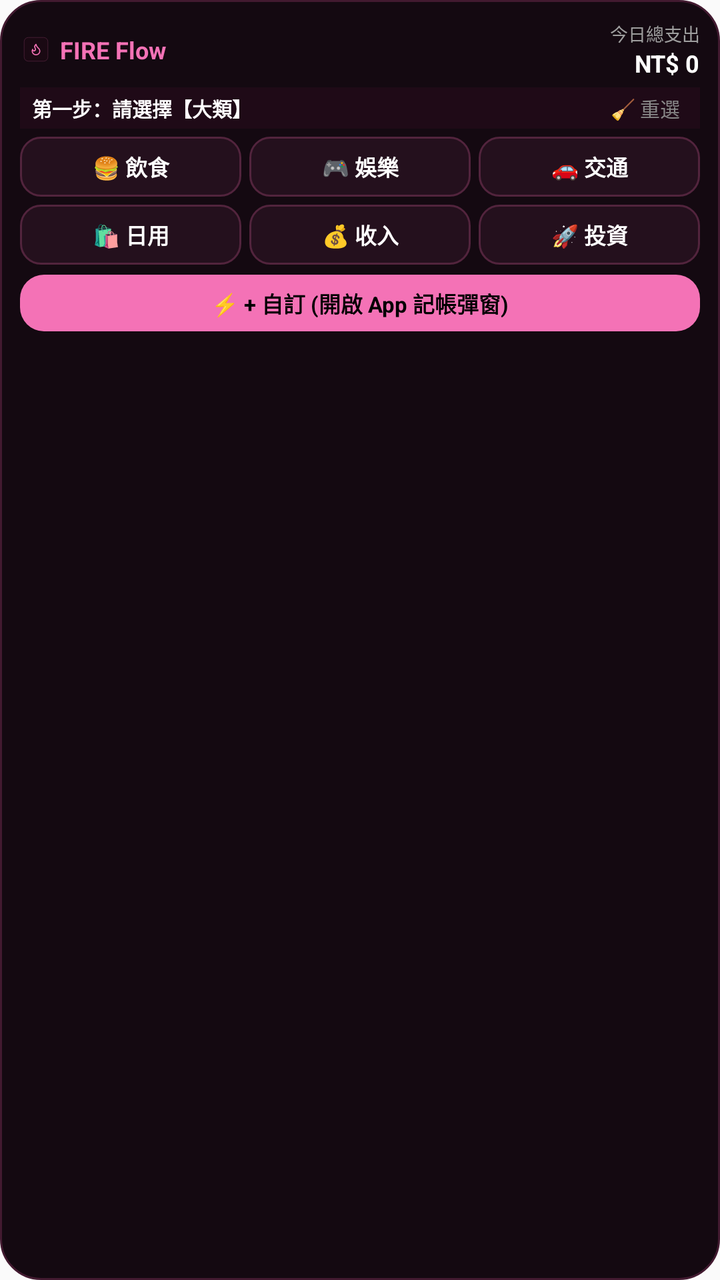
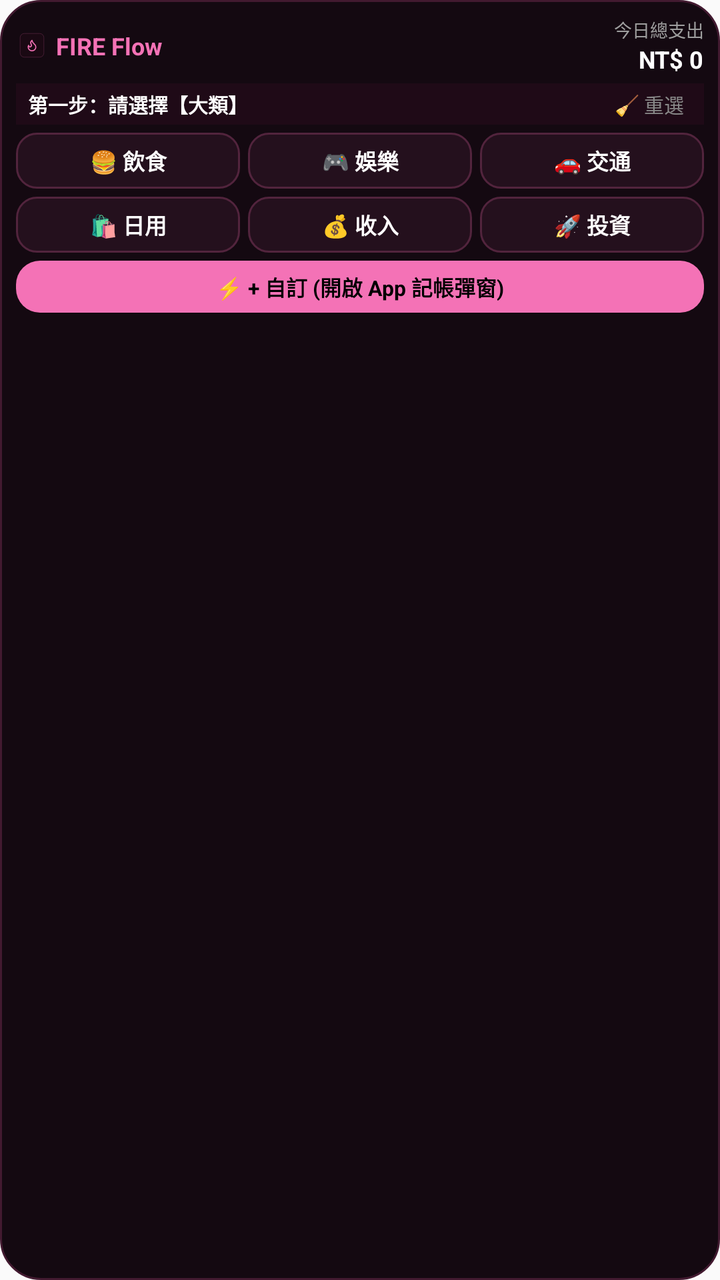

The first picture is an Android layout as it rendered before a commit; the second is the same layout after the commit. The layout source and the unified diff follow.
<!-- AndroidManifest.xml: application theme AppTheme -->
<!-- res/layout/widget_quick_log.xml -->
<?xml version="1.0" encoding="utf-8"?>
<LinearLayout xmlns:android="http://schemas.android.com/apk/res/android"
    android:id="@+id/widget_root"
    android:layout_width="match_parent"
    android:layout_height="match_parent"
    android:orientation="vertical"
    android:padding="10dp"
    android:background="@drawable/widget_bg_dark"
    android:gravity="center_horizontal">

    
    <LinearLayout
        android:layout_width="match_parent"
        android:layout_height="wrap_content"
        android:orientation="horizontal"
        android:gravity="center_vertical"
        android:paddingBottom="4dp">

        <ImageView
            android:layout_width="16dp"
            android:layout_height="16dp"
            android:src="@drawable/ic_sakura_flame" />

        <TextView
            android:layout_width="0dp"
            android:layout_height="wrap_content"
            android:layout_weight="1"
            android:layout_marginStart="4dp"
            android:text="FIRE Flow"
            android:textColor="#f472b6"
            android:textSize="12sp"
            android:textStyle="bold" />

        
        <LinearLayout
            android:layout_width="wrap_content"
            android:layout_height="wrap_content"
            android:orientation="vertical"
            android:gravity="end">

            <TextView
                android:layout_width="wrap_content"
                android:layout_height="wrap_content"
                android:text="今日總支出"
                android:textColor="#9e9e9e"
                android:textSize="9sp" />

            <TextView
                android:id="@+id/txt_today_expense"
                android:layout_width="wrap_content"
                android:layout_height="wrap_content"
                android:text="NT$ 0"
                android:textColor="#ffffff"
                android:textSize="12sp"
                android:textStyle="bold" />
        </LinearLayout>
    </LinearLayout>

    
    <LinearLayout
        android:layout_width="match_parent"
        android:layout_height="wrap_content"
        android:orientation="horizontal"
        android:gravity="center_vertical"
        android:paddingVertical="3dp"
        android:paddingHorizontal="6dp"
        android:background="#1f0a17">

        <TextView
            android:id="@+id/btn_prev_step"
            android:layout_width="wrap_content"
            android:layout_height="wrap_content"
            android:text="◀ 上一步"
            android:textColor="#f472b6"
            android:textSize="10sp"
            android:textStyle="bold"
            android:paddingEnd="6dp"
            android:visibility="gone" />

        <TextView
            android:id="@+id/txt_step_hint"
            android:layout_width="0dp"
            android:layout_height="wrap_content"
            android:layout_weight="1"
            android:text="第一步：請選擇【大類】"
            android:textColor="#ffffff"
            android:textSize="10sp"
            android:textStyle="bold" />

        <TextView
            android:id="@+id/btn_reset_step"
            android:layout_width="wrap_content"
            android:layout_height="wrap_content"
            android:text="🧹 重選"
            android:textColor="#888888"
            android:textSize="10sp"
            android:paddingHorizontal="4dp" />
    </LinearLayout>

    
    <LinearLayout
        android:id="@+id/layout_step_main"
        android:layout_width="match_parent"
        android:layout_height="wrap_content"
        android:orientation="vertical"
        android:visibility="visible">

        <LinearLayout
            android:layout_width="match_parent"
            android:layout_height="wrap_content"
            android:orientation="horizontal"
            android:layout_marginTop="4dp">

            <TextView
                android:id="@+id/btn_cat_food"
                android:layout_width="0dp"
                android:layout_height="wrap_content"
                android:layout_weight="1"
                android:layout_marginEnd="2dp"
                android:background="@drawable/widget_item_bg"
                android:gravity="center"
                android:paddingVertical="7dp"
                android:text="🍔 飲食"
                android:textColor="#ffffff"
                android:textSize="11sp"
                android:textStyle="bold" />

            <TextView
                android:id="@+id/btn_cat_ent"
                android:layout_width="0dp"
                android:layout_height="wrap_content"
                android:layout_weight="1"
                android:layout_marginStart="2dp"
                android:layout_marginEnd="2dp"
                android:background="@drawable/widget_item_bg"
                android:gravity="center"
                android:paddingVertical="7dp"
                android:text="🎮 娛樂"
                android:textColor="#ffffff"
                android:textSize="11sp"
                android:textStyle="bold" />

            <TextView
                android:id="@+id/btn_cat_trans"
                android:layout_width="0dp"
                android:layout_height="wrap_content"
                android:layout_weight="1"
                android:layout_marginStart="2dp"
                android:background="@drawable/widget_item_bg"
                android:gravity="center"
                android:paddingVertical="7dp"
                android:text="🚗 交通"
                android:textColor="#ffffff"
                android:textSize="11sp"
                android:textStyle="bold" />
        </LinearLayout>

        <LinearLayout
            android:layout_width="match_parent"
            android:layout_height="wrap_content"
            android:orientation="horizontal"
            android:layout_marginTop="4dp">

            <TextView
                android:id="@+id/btn_cat_daily"
                android:layout_width="0dp"
                android:layout_height="wrap_content"
                android:layout_weight="1"
                android:layout_marginEnd="2dp"
                android:background="@drawable/widget_item_bg"
                android:gravity="center"
                android:paddingVertical="7dp"
                android:text="🛍️ 日用"
                android:textColor="#ffffff"
                android:textSize="11sp"
                android:textStyle="bold" />

            <TextView
                android:id="@+id/btn_cat_inc"
                android:layout_width="0dp"
                android:layout_height="wrap_content"
                android:layout_weight="1"
                android:layout_marginStart="2dp"
                android:layout_marginEnd="2dp"
                android:background="@drawable/widget_item_bg"
                android:gravity="center"
                android:paddingVertical="7dp"
                android:text="💰 收入"
                android:textColor="#ffffff"
                android:textSize="11sp"
                android:textStyle="bold" />

            <TextView
                android:id="@+id/btn_cat_inv"
                android:layout_width="0dp"
                android:layout_height="wrap_content"
                android:layout_weight="1"
                android:layout_marginStart="2dp"
                android:background="@drawable/widget_item_bg"
                android:gravity="center"
                android:paddingVertical="7dp"
                android:text="🚀 投資"
                android:textColor="#ffffff"
                android:textSize="11sp"
                android:textStyle="bold" />
        </LinearLayout>
    </LinearLayout>

    
    <LinearLayout
        android:id="@+id/layout_step_sub"
        android:layout_width="match_parent"
        android:layout_height="wrap_content"
        android:orientation="vertical"
        android:visibility="gone">

        <LinearLayout
            android:layout_width="match_parent"
            android:layout_height="wrap_content"
            android:orientation="horizontal"
            android:layout_marginTop="4dp">

            <TextView
                android:id="@+id/btn_sub_1"
                android:layout_width="0dp"
                android:layout_height="wrap_content"
                android:layout_weight="1"
                android:layout_marginEnd="2dp"
                android:background="@drawable/widget_item_bg"
                android:gravity="center"
                android:paddingVertical="7dp"
                android:text="早餐"
                android:textColor="#ffffff"
                android:textSize="11sp"
                android:textStyle="bold" />

            <TextView
                android:id="@+id/btn_sub_2"
                android:layout_width="0dp"
                android:layout_height="wrap_content"
                android:layout_weight="1"
                android:layout_marginStart="2dp"
                android:layout_marginEnd="2dp"
                android:background="@drawable/widget_item_bg"
                android:gravity="center"
                android:paddingVertical="7dp"
                android:text="午餐"
                android:textColor="#ffffff"
                android:textSize="11sp"
                android:textStyle="bold" />

            <TextView
                android:id="@+id/btn_sub_3"
                android:layout_width="0dp"
                android:layout_height="wrap_content"
                android:layout_weight="1"
                android:layout_marginStart="2dp"
                android:background="@drawable/widget_item_bg"
                android:gravity="center"
                android:paddingVertical="7dp"
                android:text="晚餐"
                android:textColor="#ffffff"
                android:textSize="11sp"
                android:textStyle="bold" />
        </LinearLayout>

        <LinearLayout
            android:layout_width="match_parent"
            android:layout_height="wrap_content"
            android:orientation="horizontal"
            android:layout_marginTop="4dp">

            <TextView
                android:id="@+id/btn_sub_4"
                android:layout_width="0dp"
                android:layout_height="wrap_content"
                android:layout_weight="1"
                android:layout_marginEnd="2dp"
                android:background="@drawable/widget_item_bg"
                android:gravity="center"
                android:paddingVertical="7dp"
                android:text="宵夜"
                android:textColor="#ffffff"
                android:textSize="11sp"
                android:textStyle="bold" />

            <TextView
                android:id="@+id/btn_sub_5"
                android:layout_width="0dp"
                android:layout_height="wrap_content"
                android:layout_weight="1"
                android:layout_marginStart="2dp"
                android:layout_marginEnd="2dp"
                android:background="@drawable/widget_item_bg"
                android:gravity="center"
                android:paddingVertical="7dp"
                android:text="飲料"
                android:textColor="#ffffff"
                android:textSize="11sp"
                android:textStyle="bold" />

            <TextView
                android:id="@+id/btn_sub_6"
                android:layout_width="0dp"
                android:layout_height="wrap_content"
                android:layout_weight="1"
                android:layout_marginStart="2dp"
                android:background="@drawable/widget_item_bg"
                android:gravity="center"
                android:paddingVertical="7dp"
                android:text="生鮮"
                android:textColor="#ffffff"
                android:textSize="11sp"
                android:textStyle="bold" />
        </LinearLayout>
    </LinearLayout>

    
    <LinearLayout
        android:id="@+id/layout_step_amount"
        android:layout_width="match_parent"
        android:layout_height="wrap_content"
        android:orientation="vertical"
        android:visibility="gone">

        
        <LinearLayout
            android:layout_width="match_parent"
            android:layout_height="wrap_content"
            android:orientation="horizontal"
            android:gravity="center"
            android:paddingVertical="4dp"
            android:background="#240a1b"
            android:layout_marginTop="2dp">

            <TextView
                android:layout_width="wrap_content"
                android:layout_height="wrap_content"
                android:text="輸入金額: NT$ "
                android:textColor="#f472b6"
                android:textSize="12sp"
                android:textStyle="bold" />

            <TextView
                android:id="@+id/txt_entered_amount"
                android:layout_width="wrap_content"
                android:layout_height="wrap_content"
                android:text="0"
                android:textColor="#ffffff"
                android:textSize="15sp"
                android:textStyle="bold" />
        </LinearLayout>

        
        <LinearLayout
            android:layout_width="match_parent"
            android:layout_height="wrap_content"
            android:orientation="horizontal"
            android:layout_marginTop="3dp">

            <TextView
                android:id="@+id/key_1"
                android:layout_width="0dp"
                android:layout_height="wrap_content"
                android:layout_weight="1"
                android:layout_marginEnd="2dp"
                android:background="@drawable/widget_item_bg"
                android:gravity="center"
                android:paddingVertical="5dp"
                android:text="1"
                android:textColor="#ffffff"
                android:textSize="12sp"
                android:textStyle="bold" />

            <TextView
                android:id="@+id/key_2"
                android:layout_width="0dp"
                android:layout_height="wrap_content"
                android:layout_weight="1"
                android:layout_marginStart="2dp"
                android:layout_marginEnd="2dp"
                android:background="@drawable/widget_item_bg"
                android:gravity="center"
                android:paddingVertical="5dp"
                android:text="2"
                android:textColor="#ffffff"
                android:textSize="12sp"
                android:textStyle="bold" />

            <TextView
                android:id="@+id/key_3"
                android:layout_width="0dp"
                android:layout_height="wrap_content"
                android:layout_weight="1"
                android:layout_marginStart="2dp"
                android:layout_marginEnd="2dp"
                android:background="@drawable/widget_item_bg"
                android:gravity="center"
                android:paddingVertical="5dp"
                android:text="3"
                android:textColor="#ffffff"
                android:textSize="12sp"
                android:textStyle="bold" />

            <TextView
                android:id="@+id/key_plus100"
                android:layout_width="0dp"
                android:layout_height="wrap_content"
                android:layout_weight="1"
                android:layout_marginStart="2dp"
                android:background="@drawable/widget_item_bg"
                android:gravity="center"
                android:paddingVertical="5dp"
                android:text="+100"
                android:textColor="#f472b6"
                android:textSize="11sp"
                android:textStyle="bold" />
        </LinearLayout>

        
        <LinearLayout
            android:layout_width="match_parent"
            android:layout_height="wrap_content"
            android:orientation="horizontal"
            android:layout_marginTop="3dp">

            <TextView
                android:id="@+id/key_4"
                android:layout_width="0dp"
                android:layout_height="wrap_content"
                android:layout_weight="1"
                android:layout_marginEnd="2dp"
                android:background="@drawable/widget_item_bg"
                android:gravity="center"
                android:paddingVertical="5dp"
                android:text="4"
                android:textColor="#ffffff"
                android:textSize="12sp"
                android:textStyle="bold" />

            <TextView
                android:id="@+id/key_5"
                android:layout_width="0dp"
                android:layout_height="wrap_content"
                android:layout_weight="1"
                android:layout_marginStart="2dp"
                android:layout_marginEnd="2dp"
                android:background="@drawable/widget_item_bg"
                android:gravity="center"
                android:paddingVertical="5dp"
                android:text="5"
                android:textColor="#ffffff"
                android:textSize="12sp"
                android:textStyle="bold" />

            <TextView
                android:id="@+id/key_6"
                android:layout_width="0dp"
                android:layout_height="wrap_content"
                android:layout_weight="1"
                android:layout_marginStart="2dp"
                android:layout_marginEnd="2dp"
                android:background="@drawable/widget_item_bg"
                android:gravity="center"
                android:paddingVertical="5dp"
                android:text="6"
                android:textColor="#ffffff"
                android:textSize="12sp"
                android:textStyle="bold" />

            <TextView
                android:id="@+id/key_plus500"
                android:layout_width="0dp"
                android:layout_height="wrap_content"
                android:layout_weight="1"
                android:layout_marginStart="2dp"
                android:background="@drawable/widget_item_bg"
                android:gravity="center"
                android:paddingVertical="5dp"
                android:text="+500"
                android:textColor="#f472b6"
                android:textSize="11sp"
                android:textStyle="bold" />
        </LinearLayout>

        
        <LinearLayout
            android:layout_width="match_parent"
            android:layout_height="wrap_content"
            android:orientation="horizontal"
            android:layout_marginTop="3dp">

            <TextView
                android:id="@+id/key_7"
                android:layout_width="0dp"
                android:layout_height="wrap_content"
                android:layout_weight="1"
                android:layout_marginEnd="2dp"
                android:background="@drawable/widget_item_bg"
                android:gravity="center"
                android:paddingVertical="5dp"
                android:text="7"
                android:textColor="#ffffff"
                android:textSize="12sp"
                android:textStyle="bold" />

            <TextView
                android:id="@+id/key_8"
                android:layout_width="0dp"
                android:layout_height="wrap_content"
                android:layout_weight="1"
                android:layout_marginStart="2dp"
                android:layout_marginEnd="2dp"
                android:background="@drawable/widget_item_bg"
                android:gravity="center"
                android:paddingVertical="5dp"
                android:text="8"
                android:textColor="#ffffff"
                android:textSize="12sp"
                android:textStyle="bold" />

            <TextView
                android:id="@+id/key_9"
                android:layout_width="0dp"
                android:layout_height="wrap_content"
                android:layout_weight="1"
                android:layout_marginStart="2dp"
                android:layout_marginEnd="2dp"
                android:background="@drawable/widget_item_bg"
                android:gravity="center"
                android:paddingVertical="5dp"
                android:text="9"
                android:textColor="#ffffff"
                android:textSize="12sp"
                android:textStyle="bold" />

            <TextView
                android:id="@+id/key_del"
                android:layout_width="0dp"
                android:layout_height="wrap_content"
                android:layout_weight="1"
                android:layout_marginStart="2dp"
                android:background="@drawable/widget_item_bg"
                android:gravity="center"
                android:paddingVertical="5dp"
                android:text="⌫ 刪除"
                android:textColor="#ff8888"
                android:textSize="11sp"
                android:textStyle="bold" />
        </LinearLayout>

        
        <LinearLayout
            android:layout_width="match_parent"
            android:layout_height="wrap_content"
            android:orientation="horizontal"
            android:layout_marginTop="3dp">

            <TextView
                android:id="@+id/key_clear"
                android:layout_width="0dp"
                android:layout_height="wrap_content"
                android:layout_weight="1"
                android:layout_marginEnd="2dp"
                android:background="@drawable/widget_item_bg"
                android:gravity="center"
                android:paddingVertical="5dp"
                android:text="C 清空"
                android:textColor="#ffaa66"
                android:textSize="11sp"
                android:textStyle="bold" />

            <TextView
                android:id="@+id/key_0"
                android:layout_width="0dp"
                android:layout_height="wrap_content"
                android:layout_weight="1"
                android:layout_marginStart="2dp"
                android:layout_marginEnd="2dp"
                android:background="@drawable/widget_item_bg"
                android:gravity="center"
                android:paddingVertical="5dp"
                android:text="0"
                android:textColor="#ffffff"
                android:textSize="12sp"
                android:textStyle="bold" />

            <TextView
                android:id="@+id/key_00"
                android:layout_width="0dp"
                android:layout_height="wrap_content"
                android:layout_weight="1"
                android:layout_marginStart="2dp"
                android:layout_marginEnd="2dp"
                android:background="@drawable/widget_item_bg"
                android:gravity="center"
                android:paddingVertical="5dp"
                android:text="00"
                android:textColor="#ffffff"
                android:textSize="12sp"
                android:textStyle="bold" />

            <TextView
                android:id="@+id/key_confirm"
                android:layout_width="0dp"
                android:layout_height="wrap_content"
                android:layout_weight="1.2"
                android:layout_marginStart="2dp"
                android:background="@drawable/widget_button_sakura"
                android:gravity="center"
                android:paddingVertical="5dp"
                android:text="✅ 確定"
                android:textColor="#000000"
                android:textSize="11sp"
                android:textStyle="bold" />
        </LinearLayout>
    </LinearLayout>

    
    <TextView
        android:id="@+id/btn_launch_app_modal"
        android:layout_width="match_parent"
        android:layout_height="wrap_content"
        android:layout_marginTop="5dp"
        android:background="@drawable/widget_button_sakura"
        android:gravity="center"
        android:paddingVertical="6dp"
        android:text="⚡ + 自訂 (開啟 App 記帳彈窗)"
        android:textColor="#000000"
        android:textSize="11sp"
        android:textStyle="bold" />
</LinearLayout>
<!-- resources referenced by this layout -->
<resources>
  <!-- drawable ic_sakura_flame (drawable) -->
  <?xml version="1.0" encoding="utf-8"?>
  <vector xmlns:android="http://schemas.android.com/apk/res/android"
      android:width="108dp"
      android:height="108dp"
      android:viewportWidth="108"
      android:viewportHeight="108">
  
      
      <path
          android:pathData="M 28,14 L 80,14 A 14,14 0 0 1 94,28 L 94,80 A 14,14 0 0 1 80,94 L 28,94 A 14,14 0 0 1 14,80 L 14,28 A 14,14 0 0 1 28,14 Z"
          android:fillColor="#1a0913"
          android:strokeColor="#52243d"
          android:strokeWidth="1.8"/>
  
      
      <group
          android:scaleX="1.85"
          android:scaleY="1.85"
          android:pivotX="12"
          android:pivotY="12"
          android:translateX="42"
          android:translateY="42">
          <path
              android:pathData="M8.5,14.5A2.5,2.5 0,0 0,11,12c0,-1.38 -0.5,-2 -1,-3 -1.072,-2.143 -0.224,-4.054 2,-6 0.5,2.5 2,4.9 4,6.5 2,1.6 3,3.5 3,5.5a7,7 0,1 1,-14,0c0,-1.153 0.433,-2.294 1,-3a2.5,2.5 0,0 0,2.5,3z"
              android:fillColor="#00000000"
              android:strokeColor="#f472b6"
              android:strokeWidth="2.0"
              android:strokeLineCap="round"
              android:strokeLineJoin="round"/>
      </group>
  </vector>
  <!-- drawable widget_bg_dark (drawable) -->
  <?xml version="1.0" encoding="utf-8"?>
  <shape xmlns:android="http://schemas.android.com/apk/res/android"
      android:shape="rectangle">
      <solid android:color="#140911" />
      <corners android:radius="20dp" />
      <stroke
          android:width="1dp"
          android:color="#421a30" />
  </shape>
  <!-- drawable widget_button_sakura (drawable) -->
  <?xml version="1.0" encoding="utf-8"?>
  <shape xmlns:android="http://schemas.android.com/apk/res/android"
      android:shape="rectangle">
      <solid android:color="#f472b6" />
      <corners android:radius="12dp" />
  </shape>
  <!-- drawable widget_item_bg (drawable) -->
  <?xml version="1.0" encoding="utf-8"?>
  <shape xmlns:android="http://schemas.android.com/apk/res/android"
      android:shape="rectangle">
      <solid android:color="#24101d" />
      <corners android:radius="10dp" />
      <stroke
          android:width="1dp"
          android:color="#52243d" />
  </shape>
  <style name="AppTheme" parent="Theme.AppCompat.Light.DarkActionBar">
          
          <item name="colorPrimary">@color/colorPrimary</item>
          <item name="colorPrimaryDark">@color/colorPrimaryDark</item>
          <item name="colorAccent">@color/colorAccent</item>
      </style>
</resources>

<!-- the commit's change to res/layout/widget_quick_log.xml (unified diff, before → after) -->
@@ -4,7 +4,7 @@
     android:layout_width="match_parent"
     android:layout_height="match_parent"
     android:orientation="vertical"
-    android:padding="10dp"
+    android:padding="8dp"
     android:background="@drawable/widget_bg_dark"
     android:gravity="center_horizontal">
 
@@ -112,43 +112,43 @@
             android:layout_marginTop="4dp">
 
             <TextView
-                android:id="@+id/btn_cat_food"
-                android:layout_width="0dp"
-                android:layout_height="wrap_content"
-                android:layout_weight="1"
-                android:layout_marginEnd="2dp"
-                android:background="@drawable/widget_item_bg"
-                android:gravity="center"
-                android:paddingVertical="7dp"
+                android:id="@+id/btn_cat_1"
+                android:layout_width="0dp"
+                android:layout_height="wrap_content"
+                android:layout_weight="1"
+                android:layout_marginEnd="2dp"
+                android:background="@drawable/widget_item_bg"
+                android:gravity="center"
+                android:paddingVertical="6dp"
                 android:text="🍔 飲食"
                 android:textColor="#ffffff"
                 android:textSize="11sp"
                 android:textStyle="bold" />
 
             <TextView
-                android:id="@+id/btn_cat_ent"
-                android:layout_width="0dp"
-                android:layout_height="wrap_content"
-                android:layout_weight="1"
-                android:layout_marginStart="2dp"
-                android:layout_marginEnd="2dp"
-                android:background="@drawable/widget_item_bg"
-                android:gravity="center"
-                android:paddingVertical="7dp"
+                android:id="@+id/btn_cat_2"
+                android:layout_width="0dp"
+                android:layout_height="wrap_content"
+                android:layout_weight="1"
+                android:layout_marginStart="2dp"
+                android:layout_marginEnd="2dp"
+                android:background="@drawable/widget_item_bg"
+                android:gravity="center"
+                android:paddingVertical="6dp"
                 android:text="🎮 娛樂"
                 android:textColor="#ffffff"
                 android:textSize="11sp"
                 android:textStyle="bold" />
 
             <TextView
-                android:id="@+id/btn_cat_trans"
-                android:layout_width="0dp"
-                android:layout_height="wrap_content"
-                android:layout_weight="1"
-                android:layout_marginStart="2dp"
-                android:background="@drawable/widget_item_bg"
-                android:gravity="center"
-                android:paddingVertical="7dp"
+                android:id="@+id/btn_cat_3"
+                android:layout_width="0dp"
+                android:layout_height="wrap_content"
+                android:layout_weight="1"
+                android:layout_marginStart="2dp"
+                android:background="@drawable/widget_item_bg"
+                android:gravity="center"
+                android:paddingVertical="6dp"
                 android:text="🚗 交通"
                 android:textColor="#ffffff"
                 android:textSize="11sp"
@@ -162,43 +162,43 @@
             android:layout_marginTop="4dp">
 
             <TextView
-                android:id="@+id/btn_cat_daily"
-                android:layout_width="0dp"
-                android:layout_height="wrap_content"
-                android:layout_weight="1"
-                android:layout_marginEnd="2dp"
-                android:background="@drawable/widget_item_bg"
-                android:gravity="center"
-                android:paddingVertical="7dp"
+                android:id="@+id/btn_cat_4"
+                android:layout_width="0dp"
+                android:layout_height="wrap_content"
+                android:layout_weight="1"
+                android:layout_marginEnd="2dp"
+                android:background="@drawable/widget_item_bg"
+                android:gravity="center"
+                android:paddingVertical="6dp"
                 android:text="🛍️ 日用"
                 android:textColor="#ffffff"
                 android:textSize="11sp"
                 android:textStyle="bold" />
 
             <TextView
-                android:id="@+id/btn_cat_inc"
-                android:layout_width="0dp"
-                android:layout_height="wrap_content"
-                android:layout_weight="1"
-                android:layout_marginStart="2dp"
-                android:layout_marginEnd="2dp"
-                android:background="@drawable/widget_item_bg"
-                android:gravity="center"
-                android:paddingVertical="7dp"
+                android:id="@+id/btn_cat_5"
+                android:layout_width="0dp"
+                android:layout_height="wrap_content"
+                android:layout_weight="1"
+                android:layout_marginStart="2dp"
+                android:layout_marginEnd="2dp"
+                android:background="@drawable/widget_item_bg"
+                android:gravity="center"
+                android:paddingVertical="6dp"
                 android:text="💰 收入"
                 android:textColor="#ffffff"
                 android:textSize="11sp"
                 android:textStyle="bold" />
 
             <TextView
-                android:id="@+id/btn_cat_inv"
-                android:layout_width="0dp"
-                android:layout_height="wrap_content"
-                android:layout_weight="1"
-                android:layout_marginStart="2dp"
-                android:background="@drawable/widget_item_bg"
-                android:gravity="center"
-                android:paddingVertical="7dp"
+                android:id="@+id/btn_cat_6"
+                android:layout_width="0dp"
+                android:layout_height="wrap_content"
+                android:layout_weight="1"
+                android:layout_marginStart="2dp"
+                android:background="@drawable/widget_item_bg"
+                android:gravity="center"
+                android:paddingVertical="6dp"
                 android:text="🚀 投資"
                 android:textColor="#ffffff"
                 android:textSize="11sp"
@@ -228,7 +228,7 @@
                 android:layout_marginEnd="2dp"
                 android:background="@drawable/widget_item_bg"
                 android:gravity="center"
-                android:paddingVertical="7dp"
+                android:paddingVertical="6dp"
                 android:text="早餐"
                 android:textColor="#ffffff"
                 android:textSize="11sp"
@@ -243,7 +243,7 @@
                 android:layout_marginEnd="2dp"
                 android:background="@drawable/widget_item_bg"
                 android:gravity="center"
-                android:paddingVertical="7dp"
+                android:paddingVertical="6dp"
                 android:text="午餐"
                 android:textColor="#ffffff"
                 android:textSize="11sp"
@@ -257,7 +257,7 @@
                 android:layout_marginStart="2dp"
                 android:background="@drawable/widget_item_bg"
                 android:gravity="center"
-                android:paddingVertical="7dp"
+                android:paddingVertical="6dp"
                 android:text="晚餐"
                 android:textColor="#ffffff"
                 android:textSize="11sp"
@@ -278,7 +278,7 @@
                 android:layout_marginEnd="2dp"
                 android:background="@drawable/widget_item_bg"
                 android:gravity="center"
-                android:paddingVertical="7dp"
+                android:paddingVertical="6dp"
                 android:text="宵夜"
                 android:textColor="#ffffff"
                 android:textSize="11sp"
@@ -293,7 +293,7 @@
                 android:layout_marginEnd="2dp"
                 android:background="@drawable/widget_item_bg"
                 android:gravity="center"
-                android:paddingVertical="7dp"
+                android:paddingVertical="6dp"
                 android:text="飲料"
                 android:textColor="#ffffff"
                 android:textSize="11sp"
@@ -307,7 +307,7 @@
                 android:layout_marginStart="2dp"
                 android:background="@drawable/widget_item_bg"
                 android:gravity="center"
-                android:paddingVertical="7dp"
+                android:paddingVertical="6dp"
                 android:text="生鮮"
                 android:textColor="#ffffff"
                 android:textSize="11sp"
@@ -329,7 +329,7 @@
             android:layout_height="wrap_content"
             android:orientation="horizontal"
             android:gravity="center"
-            android:paddingVertical="4dp"
+            android:paddingVertical="3dp"
             android:background="#240a1b"
             android:layout_marginTop="2dp">
 
@@ -338,7 +338,7 @@
                 android:layout_height="wrap_content"
                 android:text="輸入金額: NT$ "
                 android:textColor="#f472b6"
-                android:textSize="12sp"
+                android:textSize="11sp"
                 android:textStyle="bold" />
 
             <TextView
@@ -347,7 +347,7 @@
                 android:layout_height="wrap_content"
                 android:text="0"
                 android:textColor="#ffffff"
-                android:textSize="15sp"
+                android:textSize="14sp"
                 android:textStyle="bold" />
         </LinearLayout>
 
@@ -366,10 +366,10 @@
                 android:layout_marginEnd="2dp"
                 android:background="@drawable/widget_item_bg"
                 android:gravity="center"
-                android:paddingVertical="5dp"
+                android:paddingVertical="4.5dp"
                 android:text="1"
                 android:textColor="#ffffff"
-                android:textSize="12sp"
+                android:textSize="11sp"
                 android:textStyle="bold" />
 
             <TextView
@@ -381,10 +381,10 @@
                 android:layout_marginEnd="2dp"
                 android:background="@drawable/widget_item_bg"
                 android:gravity="center"
-                android:paddingVertical="5dp"
+                android:paddingVertical="4.5dp"
                 android:text="2"
                 android:textColor="#ffffff"
-                android:textSize="12sp"
+                android:textSize="11sp"
                 android:textStyle="bold" />
 
             <TextView
@@ -396,10 +396,10 @@
                 android:layout_marginEnd="2dp"
                 android:background="@drawable/widget_item_bg"
                 android:gravity="center"
-                android:paddingVertical="5dp"
+                android:paddingVertical="4.5dp"
                 android:text="3"
                 android:textColor="#ffffff"
-                android:textSize="12sp"
+                android:textSize="11sp"
                 android:textStyle="bold" />
 
             <TextView
@@ -410,10 +410,10 @@
                 android:layout_marginStart="2dp"
                 android:background="@drawable/widget_item_bg"
                 android:gravity="center"
-                android:paddingVertical="5dp"
+                android:paddingVertical="4.5dp"
                 android:text="+100"
                 android:textColor="#f472b6"
-                android:textSize="11sp"
+                android:textSize="10sp"
                 android:textStyle="bold" />
         </LinearLayout>
 
@@ -432,10 +432,10 @@
                 android:layout_marginEnd="2dp"
                 android:background="@drawable/widget_item_bg"
                 android:gravity="center"
-                android:paddingVertical="5dp"
+                android:paddingVertical="4.5dp"
                 android:text="4"
                 android:textColor="#ffffff"
-                android:textSize="12sp"
+                android:textSize="11sp"
                 android:textStyle="bold" />
 
             <TextView
@@ -447,10 +447,10 @@
                 android:layout_marginEnd="2dp"
                 android:background="@drawable/widget_item_bg"
                 android:gravity="center"
-                android:paddingVertical="5dp"
+                android:paddingVertical="4.5dp"
                 android:text="5"
                 android:textColor="#ffffff"
-                android:textSize="12sp"
+                android:textSize="11sp"
                 android:textStyle="bold" />
 
             <TextView
@@ -462,10 +462,10 @@
                 android:layout_marginEnd="2dp"
                 android:background="@drawable/widget_item_bg"
                 android:gravity="center"
-                android:paddingVertical="5dp"
+                android:paddingVertical="4.5dp"
                 android:text="6"
                 android:textColor="#ffffff"
-                android:textSize="12sp"
+                android:textSize="11sp"
                 android:textStyle="bold" />
 
             <TextView
@@ -476,10 +476,10 @@
                 android:layout_marginStart="2dp"
                 android:background="@drawable/widget_item_bg"
                 android:gravity="center"
-                android:paddingVertical="5dp"
+                android:paddingVertical="4.5dp"
                 android:text="+500"
                 android:textColor="#f472b6"
-                android:textSize="11sp"
+                android:textSize="10sp"
                 android:textStyle="bold" />
         </LinearLayout>
 
@@ -498,10 +498,10 @@
                 android:layout_marginEnd="2dp"
                 android:background="@drawable/widget_item_bg"
                 android:gravity="center"
-                android:paddingVertical="5dp"
+                android:paddingVertical="4.5dp"
                 android:text="7"
                 android:textColor="#ffffff"
-                android:textSize="12sp"
+                android:textSize="11sp"
                 android:textStyle="bold" />
 
             <TextView
@@ -513,10 +513,10 @@
                 android:layout_marginEnd="2dp"
                 android:background="@drawable/widget_item_bg"
                 android:gravity="center"
-                android:paddingVertical="5dp"
+                android:paddingVertical="4.5dp"
                 android:text="8"
                 android:textColor="#ffffff"
-                android:textSize="12sp"
+                android:textSize="11sp"
                 android:textStyle="bold" />
 
             <TextView
@@ -528,10 +528,10 @@
                 android:layout_marginEnd="2dp"
                 android:background="@drawable/widget_item_bg"
                 android:gravity="center"
-                android:paddingVertical="5dp"
+                android:paddingVertical="4.5dp"
                 android:text="9"
                 android:textColor="#ffffff"
-                android:textSize="12sp"
+                android:textSize="11sp"
                 android:textStyle="bold" />
 
             <TextView
@@ -542,10 +542,10 @@
                 android:layout_marginStart="2dp"
                 android:background="@drawable/widget_item_bg"
                 android:gravity="center"
-                android:paddingVertical="5dp"
+                android:paddingVertical="4.5dp"
                 android:text="⌫ 刪除"
                 android:textColor="#ff8888"
-                android:textSize="11sp"
+                android:textSize="10sp"
                 android:textStyle="bold" />
         </LinearLayout>
 
@@ -564,10 +564,10 @@
                 android:layout_marginEnd="2dp"
                 android:background="@drawable/widget_item_bg"
                 android:gravity="center"
-                android:paddingVertical="5dp"
+                android:paddingVertical="4.5dp"
                 android:text="C 清空"
                 android:textColor="#ffaa66"
-                android:textSize="11sp"
+                android:textSize="10sp"
                 android:textStyle="bold" />
 
             <TextView
@@ -579,10 +579,10 @@
                 android:layout_marginEnd="2dp"
                 android:background="@drawable/widget_item_bg"
                 android:gravity="center"
-                android:paddingVertical="5dp"
+                android:paddingVertical="4.5dp"
                 android:text="0"
                 android:textColor="#ffffff"
-                android:textSize="12sp"
+                android:textSize="11sp"
                 android:textStyle="bold" />
 
             <TextView
@@ -594,10 +594,10 @@
                 android:layout_marginEnd="2dp"
                 android:background="@drawable/widget_item_bg"
                 android:gravity="center"
-                android:paddingVertical="5dp"
+                android:paddingVertical="4.5dp"
                 android:text="00"
                 android:textColor="#ffffff"
-                android:textSize="12sp"
+                android:textSize="11sp"
                 android:textStyle="bold" />
 
             <TextView
@@ -608,7 +608,7 @@
                 android:layout_marginStart="2dp"
                 android:background="@drawable/widget_button_sakura"
                 android:gravity="center"
-                android:paddingVertical="5dp"
+                android:paddingVertical="4.5dp"
                 android:text="✅ 確定"
                 android:textColor="#000000"
                 android:textSize="11sp"
@@ -621,12 +621,12 @@
         android:id="@+id/btn_launch_app_modal"
         android:layout_width="match_parent"
         android:layout_height="wrap_content"
-        android:layout_marginTop="5dp"
+        android:layout_marginTop="4dp"
         android:background="@drawable/widget_button_sakura"
         android:gravity="center"
-        android:paddingVertical="6dp"
+        android:paddingVertical="5dp"
         android:text="⚡ + 自訂 (開啟 App 記帳彈窗)"
         android:textColor="#000000"
-        android:textSize="11sp"
+        android:textSize="10.5sp"
         android:textStyle="bold" />
 </LinearLayout>
